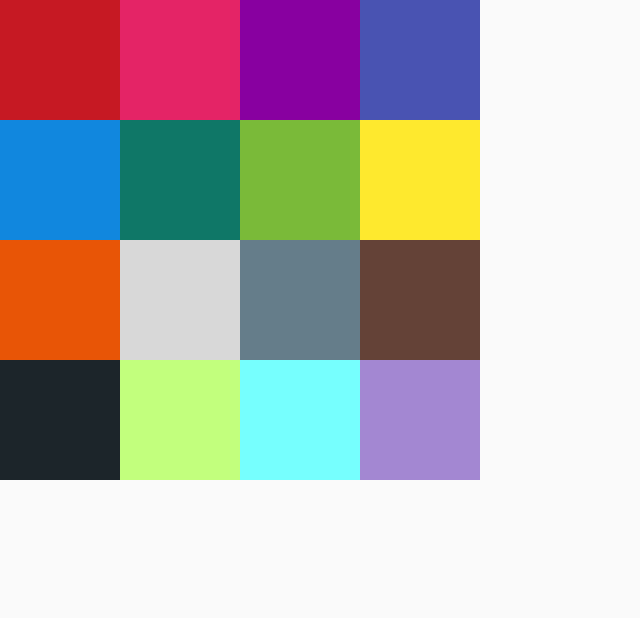
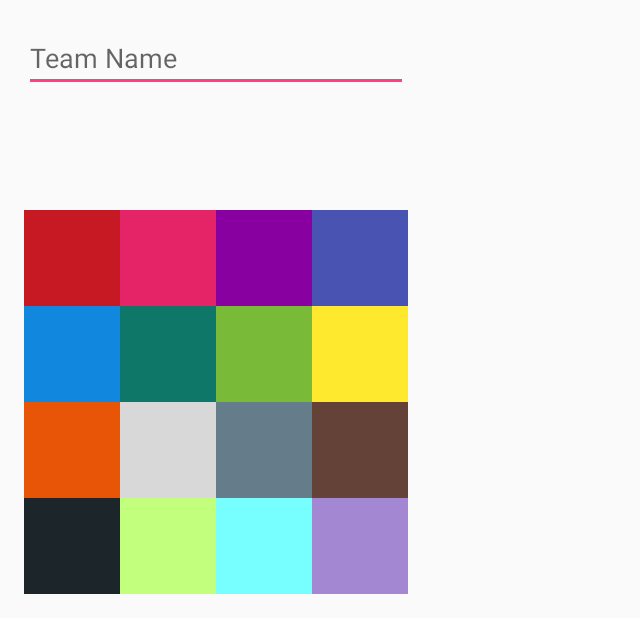
Before and after one commit to ProjectLemon/intense-orange, an Android app: the TeamSetup screen opened directly, with no data from a screen before it, on a phone screen of 824 x 412 dp (held sideways). Shown: the whole screen, without its empty margins (0-640 px from the left). Run offline under Robolectric (Android 15) with nearby library versions, the phone set to English and light mode, and no system bars.

Commit message:
Updated: organized color picker code

```diff
--- a/app/src/main/java/org/projectlemon/intenseorange/ui/screen/StartScreen.java
+++ b/app/src/main/java/org/projectlemon/intenseorange/ui/screen/StartScreen.java
@@ -34,7 +34,7 @@ public class StartScreen extends Screen {
         try {
             networkController.start();
         } catch (UnableToConnectException e) {
-            // TODO catch
+            System.out.println("####### "+e.getMessage());
         }
 
         ArrayAdapter<String> adapter = new ArrayAdapter<>(this, R.layout.view_list_item);
--- a/app/src/main/java/org/projectlemon/intenseorange/ui/screen/client/TeamSetup.java
+++ b/app/src/main/java/org/projectlemon/intenseorange/ui/screen/client/TeamSetup.java
@@ -1,6 +1,9 @@
 package org.projectlemon.intenseorange.ui.screen.client;
 
 import android.os.Bundle;
+import android.view.View;
+import android.view.ViewGroup;
+import android.widget.RelativeLayout;
 
 import org.projectlemon.intenseorange.R;
 import org.projectlemon.intenseorange.ui.screen.Screen;
@@ -19,4 +22,11 @@ public class TeamSetup extends Screen {
         super.onCreate(savedInstanceState);
         setContentView(R.layout.activity_team_setup);
     }
+
+    public void chooseColor(View view) {
+        RelativeLayout r = (RelativeLayout) (view.getParent()).getParent();
+        r.setBackground(view.getBackground());
+        System.out.println(r);
+        System.out.println(view);
+    }
 }
--- a/app/src/main/res/layout/activity_game_setup.xml
+++ b/app/src/main/res/layout/activity_game_setup.xml
@@ -17,7 +17,6 @@
         android:text="@string/create_game_instructions"
 
         android:textColor="@color/text_color"
-        android:autoText="false"
         android:layout_alignParentLeft="true"
         android:layout_alignParentStart="true"
         android:layout_marginTop="29dp" />
--- a/app/src/main/res/layout/activity_team_setup.xml
+++ b/app/src/main/res/layout/activity_team_setup.xml
@@ -7,17 +7,32 @@
     android:paddingRight="@dimen/activity_horizontal_margin"
     android:paddingTop="@dimen/activity_vertical_margin"
     android:paddingBottom="@dimen/activity_vertical_margin"
-    tools:context="org.projectlemon.intenseorange.ui.screen.client.TeamSetup"
-    android:contextClickable="true">
+    tools:context="org.projectlemon.intenseorange.ui.screen.client.TeamSetup" >
 
-    <GridLayout
+    <EditText
         android:layout_width="wrap_content"
         android:layout_height="wrap_content"
         android:layout_alignParentTop="true"
+        android:layout_alignLeft="@+id/colorScheme"
+        android:layout_alignStart="@+id/colorScheme"
+        android:layout_alignRight="@+id/colorScheme"
+        android:layout_alignEnd="@+id/colorScheme"
+        android:layout_marginTop="16dp"
+        android:hint="@string/team_name_hint"
+        android:inputType="text" />
+
+
+    <GridLayout android:id="@+id/colorScheme"
+        android:layout_width="wrap_content"
+        android:layout_height="wrap_content"
+        android:rowCount="4"
+        android:columnCount="4"
+        android:layout_alignParentBottom="true"
         android:layout_alignParentLeft="true"
         android:layout_alignParentStart="true"
-        android:rowCount="4"
-        android:columnCount="4">
+        android:layout_marginLeft="16dp"
+        android:layout_marginStart="16dp"
+        android:layout_marginBottom="16dp" >
 
 
         <Button
@@ -25,112 +40,144 @@
             android:layout_height="@dimen/color_spectrum_cell_size"
             android:layout_row="0"
             android:layout_column="0"
-            android:background="#C61923" />
+            android:background="@color/colorPicker1"
+            android:onClick="chooseColor"
+            android:clickable="true" />
 
         <Button
             android:layout_width="@dimen/color_spectrum_cell_size"
             android:layout_height="@dimen/color_spectrum_cell_size"
             android:layout_row="0"
             android:layout_column="1"
-            android:background="#E42466" />
+            android:background="@color/colorPicker2"
+            android:onClick="chooseColor"
+            android:clickable="true" />
 
         <Button
             android:layout_width="@dimen/color_spectrum_cell_size"
             android:layout_height="@dimen/color_spectrum_cell_size"
             android:layout_row="0"
             android:layout_column="2"
-            android:background="#8800A0" />
+            android:background="@color/colorPicker3"
+            android:onClick="chooseColor"
+            android:clickable="true" />
 
         <Button
             android:layout_width="@dimen/color_spectrum_cell_size"
             android:layout_height="@dimen/color_spectrum_cell_size"
             android:layout_row="0"
             android:layout_column="3"
-            android:background="#4953B2" />
+            android:background="@color/colorPicker4"
+            android:onClick="chooseColor"
+            android:clickable="true" />
 
         <Button
             android:layout_width="@dimen/color_spectrum_cell_size"
             android:layout_height="@dimen/color_spectrum_cell_size"
             android:layout_row="1"
             android:layout_column="0"
-            android:background="#1187DE" />
+            android:background="@color/colorPicker5"
+            android:onClick="chooseColor"
+            android:clickable="true" />
 
         <Button
             android:layout_width="@dimen/color_spectrum_cell_size"
             android:layout_height="@dimen/color_spectrum_cell_size"
             android:layout_row="1"
             android:layout_column="1"
-            android:background="#0F7767" />
+            android:background="@color/colorPicker6"
+            android:onClick="chooseColor"
+            android:clickable="true" />
 
         <Button
             android:layout_width="@dimen/color_spectrum_cell_size"
             android:layout_height="@dimen/color_spectrum_cell_size"
             android:layout_row="1"
             android:layout_column="2"
-            android:background="#7ABA39" />
+            android:background="@color/colorPicker7"
+            android:onClick="chooseColor"
+            android:clickable="true" />
 
         <Button
             android:layout_width="@dimen/color_spectrum_cell_size"
             android:layout_height="@dimen/color_spectrum_cell_size"
             android:layout_row="1"
             android:layout_column="3"
-            android:background="#FEE92E" />
+            android:background="@color/colorPicker8"
+            android:onClick="chooseColor"
+            android:clickable="true" />
 
         <Button
             android:layout_width="@dimen/color_spectrum_cell_size"
             android:layout_height="@dimen/color_spectrum_cell_size"
             android:layout_row="2"
             android:layout_column="0"
-            android:background="#E85506" />
+            android:background="@color/colorPicker9"
+            android:onClick="chooseColor"
+            android:clickable="true" />
 
         <Button
             android:layout_width="@dimen/color_spectrum_cell_size"
             android:layout_height="@dimen/color_spectrum_cell_size"
             android:layout_row="2"
             android:layout_column="1"
-            android:background="#D8D8D8" />
+            android:background="@color/colorPicker10"
+            android:onClick="chooseColor"
+            android:clickable="true" />
 
         <Button
             android:layout_width="@dimen/color_spectrum_cell_size"
             android:layout_height="@dimen/color_spectrum_cell_size"
             android:layout_row="2"
             android:layout_column="2"
-            android:background="#657D8A" />
+            android:background="@color/colorPicker11"
+            android:onClick="chooseColor"
+            android:clickable="true" />
 
         <Button
             android:layout_width="@dimen/color_spectrum_cell_size"
             android:layout_height="@dimen/color_spectrum_cell_size"
             android:layout_row="2"
             android:layout_column="3"
-            android:background="#644237" />
+            android:background="@color/colorPicker12"
+            android:onClick="chooseColor"
+            android:clickable="true" />
 
         <Button
             android:layout_width="@dimen/color_spectrum_cell_size"
             android:layout_height="@dimen/color_spectrum_cell_size"
             android:layout_row="3"
             android:layout_column="0"
-            android:background="#1C252A" />
+            android:background="@color/colorPicker13"
+            android:onClick="chooseColor"
+            android:clickable="true" />
 
         <Button
             android:layout_width="@dimen/color_spectrum_cell_size"
             android:layout_height="@dimen/color_spectrum_cell_size"
             android:layout_row="3"
             android:layout_column="1"
-            android:background="#C2FF7D" />
+            android:background="@color/colorPicker14"
+            android:onClick="chooseColor"
+            android:clickable="true" />
 
         <Button
             android:layout_width="@dimen/color_spectrum_cell_size"
             android:layout_height="@dimen/color_spectrum_cell_size"
             android:layout_row="3"
             android:layout_column="2"
-            android:background="#76FFFE" />
+            android:background="@color/colorPicker15"
+            android:onClick="chooseColor"
+            android:clickable="true" />
 
         <Button
             android:layout_width="@dimen/color_spectrum_cell_size"
             android:layout_height="@dimen/color_spectrum_cell_size"
             android:layout_row="3"
             android:layout_column="3"
-            android:background="#A387D2" />
+            android:background="@color/colorPicker16"
+            android:onClick="chooseColor"
+            android:clickable="true" />
 
     </GridLayout>
 
--- a/app/src/main/res/values/colors.xml
+++ b/app/src/main/res/values/colors.xml
@@ -8,4 +8,23 @@
     <color name="colorBlack">#242528</color>
 
     <color name="colorWhite">#FFFFFF</color>
+
+
+    <!-- Color picker colors -->
+    <color name="colorPicker1">#C61923</color>
+    <color name="colorPicker2">#E42466</color>
+    <color name="colorPicker3">#8800A0</color>
+    <color name="colorPicker4">#4953B2</color>
+    <color name="colorPicker5">#1187DE</color>
+    <color name="colorPicker6">#0F7767</color>
+    <color name="colorPicker7">#7ABA39</color>
+    <color name="colorPicker8">#FEE92E</color>
+    <color name="colorPicker9">#E85506</color>
+    <color name="colorPicker10">#D8D8D8</color>
+    <color name="colorPicker11">#657D8A</color>
+    <color name="colorPicker12">#644237</color>
+    <color name="colorPicker13">#1C252A</color>
+    <color name="colorPicker14">#C2FF7D</color>
+    <color name="colorPicker15">#76FFFE</color>
+    <color name="colorPicker16">#A387D2</color>
 </resources>
--- a/app/src/main/res/values/dimens.xml
+++ b/app/src/main/res/values/dimens.xml
@@ -3,5 +3,5 @@
     <dimen name="activity_horizontal_margin">0dp</dimen>
     <dimen name="activity_vertical_margin">0dp</dimen>
     <dimen name="fab_margin">16dp</dimen>
-    <dimen name="color_spectrum_cell_size">80dp</dimen>
+    <dimen name="color_spectrum_cell_size">64dp</dimen>
 </resources>
--- a/app/src/main/res/values/strings.xml
+++ b/app/src/main/res/values/strings.xml
@@ -11,4 +11,6 @@
         is a domesticated member of the horse family, Equidae. The wild ancestor of the donkey is
         the African wild ass, E. africanus. The donkey has been used as a working animal for at
         least 5000 years.</string>
+
+    <string name="team_name_hint">Team Name</string>
 </resources>
```
